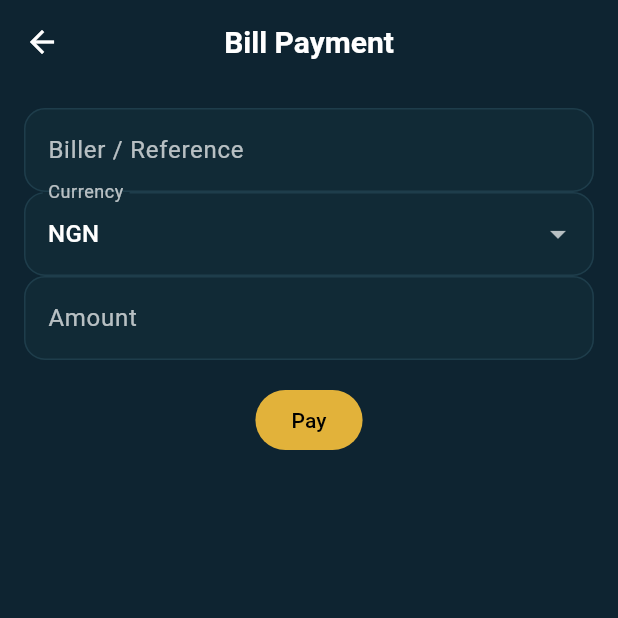
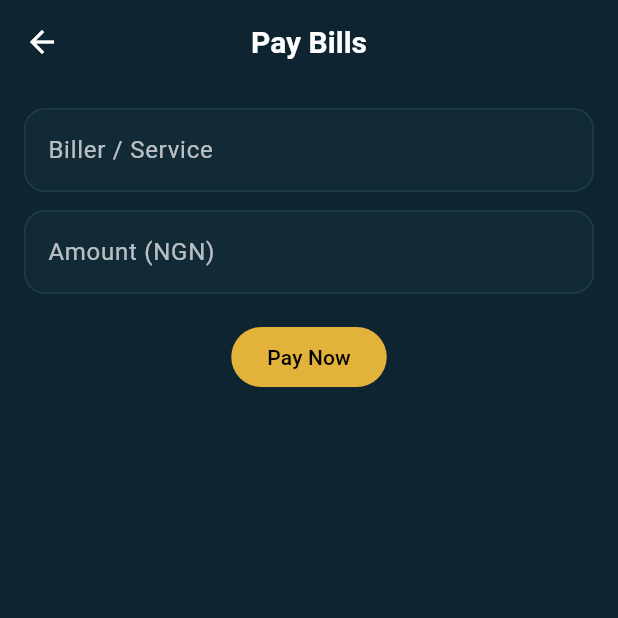
Before and after one commit to Tether-creator/zeus_app_premium, a Flutter app: the BillsScreen screen opened directly, on a phone screen of 412 x 824 dp, the top half of it. Run offline on Flutter 3.47's test engine with Material 3 defaults, Android fonts, the phone set to English and light mode, and no system bars; our stand-ins replace pdf, printing.

Commit message:
Update bills_screen.dart

```diff
--- a/lib/screens/bills_screen.dart
+++ b/lib/screens/bills_screen.dart
@@ -1,46 +1,62 @@
-// lib/screens/bills_screen.dart
 import 'package:flutter/material.dart';
-import '../ui.dart';
-import '../state.dart';
+import '../theme.dart';
+import '../services/limits.dart';
 
 class BillsScreen extends StatefulWidget {
   static const route = '/bills';
   const BillsScreen({super.key});
+
   @override
   State<BillsScreen> createState() => _BillsScreenState();
 }
 
 class _BillsScreenState extends State<BillsScreen> {
-  final ref = TextEditingController();
-  final amount = TextEditingController();
-  String currency = 'NGN';
+  final _formKey = GlobalKey<FormState>();
+  final _billerCtrl = TextEditingController();
+  final _amountCtrl = TextEditingController();
 
-  void _pay() {
-    final a = double.tryParse(amount.text) ?? 0;
-    if (a <= 0) return;
-    if (a > AppState.billsPerTxn) { _snack('Max ₦100,000 per transaction'); return; }
-    if (AppState.i.todayUsed('bills') + a > AppState.billsDaily) { _snack('Daily bills limit ₦500,000 reached'); return; }
-    if (AppState.i.balances[currency]! < a) { _snack('Insufficient $currency'); return; }
-    AppState.i.balances[currency] = AppState.i.balances[currency]! - a;
-    AppState.i._addDaily('bills', a);
-    AppState.i.addTransaction(TransactionItem(title: 'Bill • ${ref.text}', currency: currency, amount: -a, time: DateTime.now(), type: 'bills'));
-    _snack('Bill paid'); Navigator.pop(context);
+  void _submit() {
+    if (!_formKey.currentState!.validate()) return;
+    final amt = double.tryParse(_amountCtrl.text) ?? 0;
+    if (amt > ZeusLimits.billsPerTxn) {
+      ScaffoldMessenger.of(context).showSnackBar(
+        SnackBar(content: Text('Per-transaction limit is ₦${ZeusLimits.billsPerTxn.toInt()}')),
+      );
+      return;
+    }
+    ScaffoldMessenger.of(context).showSnackBar(
+      const SnackBar(content: Text('Bill payment submitted.')),
+    );
   }
 
-  void _snack(String m) => ScaffoldMessenger.of(context).showSnackBar(SnackBar(content: Text(m)));
-
   @override
-  Widget build(BuildContext context) => Scaffold(
-    appBar: AppBar(title: const Text('Bill Payment')),
-    body: Padding(
-      padding: const EdgeInsets.all(16),
-      child: Column(children: [
-        TextFormField(controller: ref, decoration: const InputDecoration(labelText: 'Biller / Reference')),
-        DropdownButtonFormField(value: currency, items: const ['NGN','USD','EUR','GBP','GHC','KSH'].map((e)=>DropdownMenuItem(value:e,child:Text(e))).toList(), onChanged: (v)=>setState(()=>currency=v!), decoration: const InputDecoration(labelText: 'Currency')),
-        TextFormField(controller: amount, decoration: const InputDecoration(labelText: 'Amount'), keyboardType: const TextInputType.numberWithOptions(decimal: true)),
-        const SizedBox(height: 16),
-        PrimaryButton(text: 'Pay', onPressed: _pay),
-      ]),
-    ),
-  );
+  Widget build(BuildContext context) {
+    return Scaffold(
+      appBar: AppBar(title: const Text('Pay Bills')),
+      body: Padding(
+        padding: const EdgeInsets.all(16),
+        child: Form(
+          key: _formKey,
+          child: Column(
+            children: [
+              TextFormField(
+                controller: _billerCtrl,
+                decoration: const InputDecoration(labelText: 'Biller / Service'),
+                validator: (v) => v!.isNotEmpty ? null : 'Enter biller name',
+              ),
+              const SizedBox(height: 12),
+              TextFormField(
+                controller: _amountCtrl,
+                keyboardType: TextInputType.number,
+                decoration: const InputDecoration(labelText: 'Amount (NGN)'),
+                validator: (v) => (double.tryParse(v ?? '') ?? 0) > 0 ? null : 'Enter amount',
+              ),
+              const SizedBox(height: 18),
+              FilledButton(onPressed: _submit, child: const Text('Pay Now')),
+            ],
+          ),
+        ),
+      ),
+    );
+  }
 }
```
